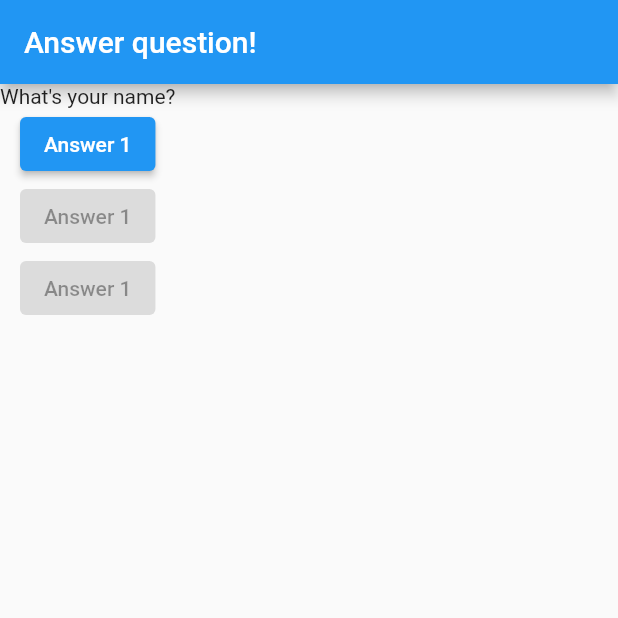
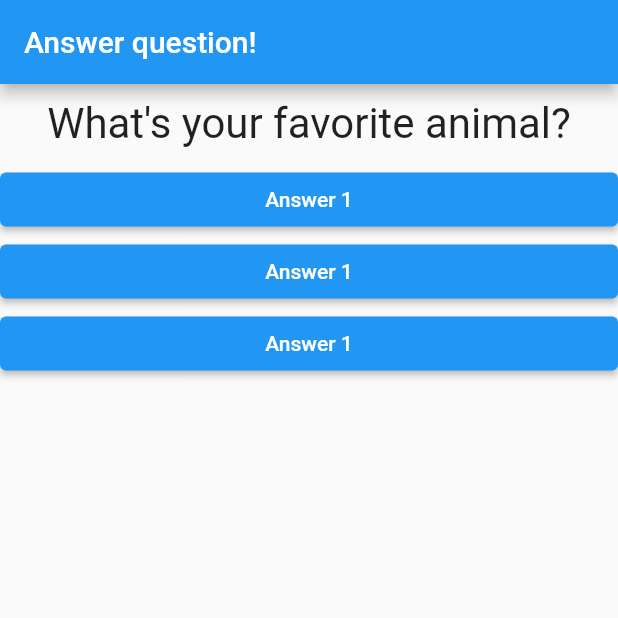
Before and after one commit to BangVu-dev/first_app_flutter, a Flutter app: the screen it shows after launch, after a tap on "Answer 1", on a phone screen of 412 x 824 dp, the top half of it. Run offline on Flutter 3.47's test engine with Material 2 defaults, Android fonts, the phone set to English and light mode, and no system bars.

Commit message:
push new code

```diff
--- /dev/null
+++ b/lib/answer.dart
@@ -0,0 +1,19 @@
+import 'package:flutter/material.dart';
+
+class Answer extends StatelessWidget {
+  final VoidCallback selectHandler;
+
+  Answer(this.selectHandler);
+
+  @override
+  Widget build(BuildContext context) {
+    return Container(
+      width: double.infinity,
+      child: ElevatedButton(
+          onPressed: selectHandler,
+          child: Text('Answer 1'),
+          style: ElevatedButton.styleFrom(
+              onPrimary: Colors.white, primary: Colors.blue)),
+    );
+  }
+}
--- a/lib/main.dart
+++ b/lib/main.dart
@@ -1,4 +1,6 @@
 import 'package:flutter/material.dart';
+import './question.dart';
+import './answer.dart';
 
 void main() => {runApp(MyApp())};
 
@@ -10,19 +12,29 @@ class MyApp extends StatefulWidget {
 }
 
 class MyAppState extends State<MyApp> {
-  var questionIndex = 0;
-  void answerQuestion() {
+  var _questionIndex = 0;
+  void _answerQuestion() {
     setState(() {
-      questionIndex += 1;
+      _questionIndex += 1;
     });
-    print(questionIndex);
+    print(_questionIndex);
   }
 
   @override
   Widget build(BuildContext context) {
     var questions = [
-      'Who is the most handsome man in the world?',
-      'What\'s your name?'
+      {
+        'questionText': 'What\'s your favorite color?',
+        'answers': ['Black', 'Green', 'Blue', 'Pink'],
+      },
+      {
+        'questionText': 'What\'s your favorite animal?',
+        'answers': ['Rabbit', 'Dog', 'Cat', 'Lion'],
+      },
+      {
+        'questionText': 'What\'s your favorite instructor?',
+        'answers': ['Max', 'Peter', 'Mary', 'Thomas'],
+      },
     ];
     return MaterialApp(
       home: Scaffold(
@@ -31,10 +43,10 @@ class MyAppState extends State<MyApp> {
         ),
         body: Column(
           children: [
-            Text(questions[questionIndex]),
-            ElevatedButton(onPressed: answerQuestion, child: Text('Answer 1')),
-            ElevatedButton(onPressed: null, child: Text('Answer 1')),
-            ElevatedButton(onPressed: null, child: Text('Answer 1')),
+            Question(questions[_questionIndex]['questionText'] as String),
+            Answer(_answerQuestion),
+            Answer(_answerQuestion),
+            Answer(_answerQuestion),
           ],
         ),
       ),
--- /dev/null
+++ b/lib/question.dart
@@ -0,0 +1,20 @@
+import 'package:flutter/material.dart';
+
+class Question extends StatelessWidget {
+  final String questionText;
+
+  Question(this.questionText);
+
+  @override
+  Widget build(BuildContext context) {
+    return Container(
+      width: double.infinity,
+      margin: EdgeInsets.all(10),
+      child: Text(
+        questionText,
+        style: TextStyle(fontSize: 28),
+        textAlign: TextAlign.center,
+      ),
+    );
+  }
+}
```
